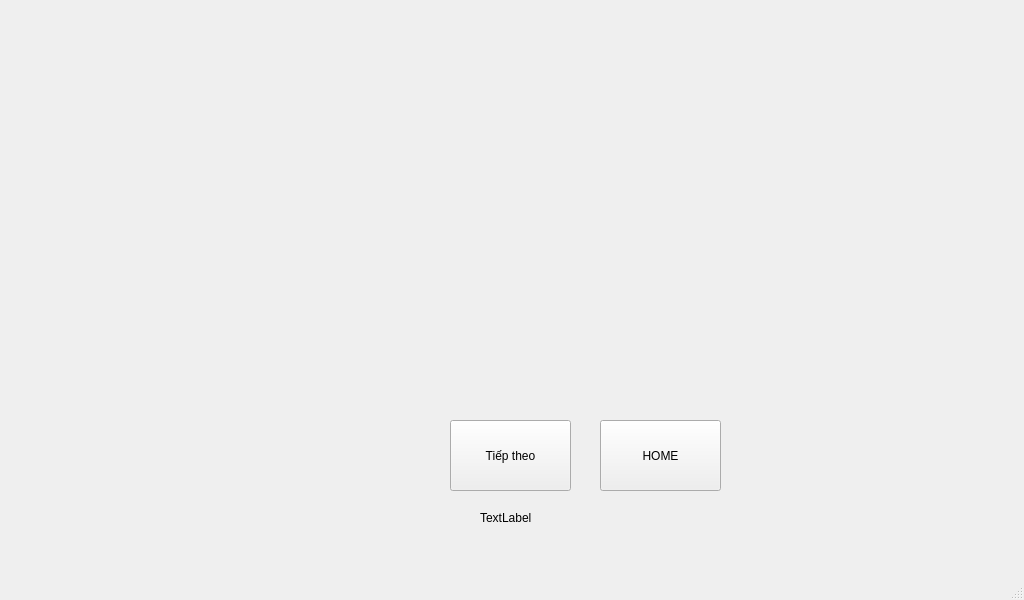
Before: the Qt Designer form app/ui/NEXT_CAM.ui in nguyenduytruong1406-pixel/IntelligentLocker, drawn with Qt 5.
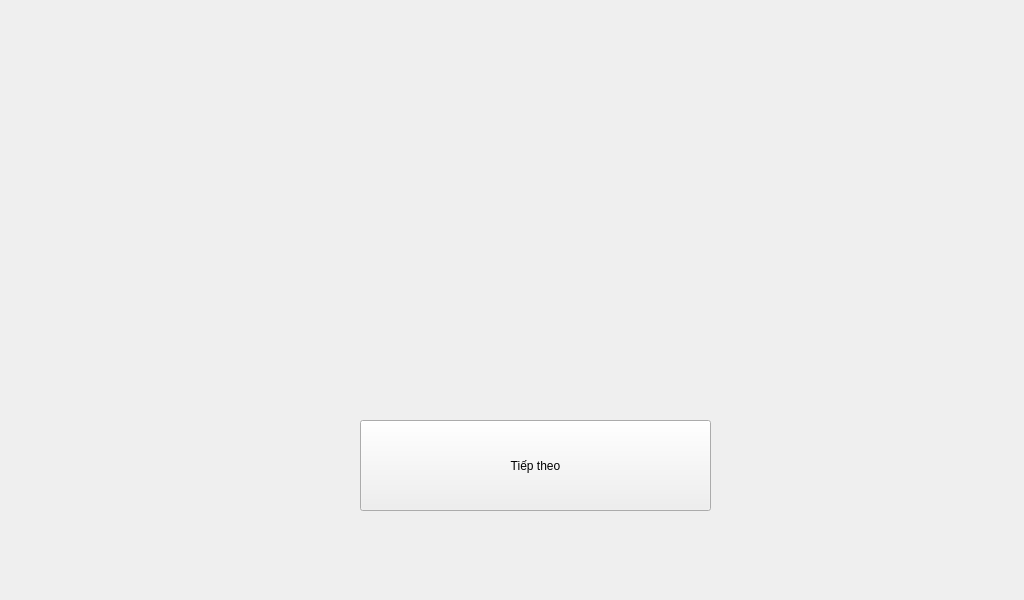
After: the same form once the commit is applied.

```diff
--- a/app/ui/NEXT_CAM.ui
+++ b/app/ui/NEXT_CAM.ui
@@ -14,45 +14,19 @@
    <string>MainWindow</string>
   </property>
   <widget class="QWidget" name="centralwidget">
-   <widget class="QLabel" name="label">
-    <property name="geometry">
-     <rect>
-      <x>480</x>
-      <y>510</y>
-      <width>55</width>
-      <height>16</height>
-     </rect>
-    </property>
-    <property name="text">
-     <string>TextLabel</string>
-    </property>
-   </widget>
    <widget class="QPushButton" name="next_cam_b">
     <property name="geometry">
      <rect>
-      <x>450</x>
+      <x>360</x>
       <y>420</y>
-      <width>121</width>
-      <height>71</height>
+      <width>351</width>
+      <height>91</height>
      </rect>
     </property>
     <property name="text">
      <string>Tiếp theo</string>
     </property>
    </widget>
-   <widget class="QPushButton" name="home_b">
-    <property name="geometry">
-     <rect>
-      <x>600</x>
-      <y>420</y>
-      <width>121</width>
-      <height>71</height>
-     </rect>
-    </property>
-    <property name="text">
-     <string>HOME</string>
-    </property>
-   </widget>
    <widget class="QLabel" name="cam_wid">
     <property name="geometry">
      <rect>
@@ -77,7 +51,6 @@
     </rect>
    </property>
   </widget>
-  <widget class="QStatusBar" name="statusbar"/>
  </widget>
  <resources/>
  <connections/>
```
